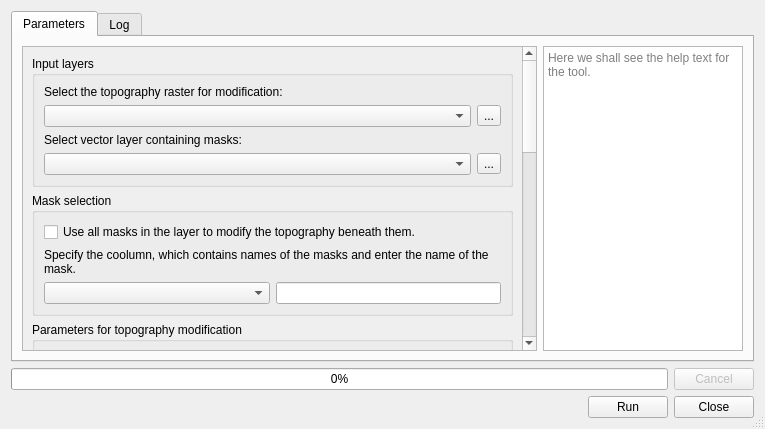
Before: the Qt Designer form topo_modifier_dialog_base.ui in jaminzoda/terra-antiqua, drawn with Qt 5.
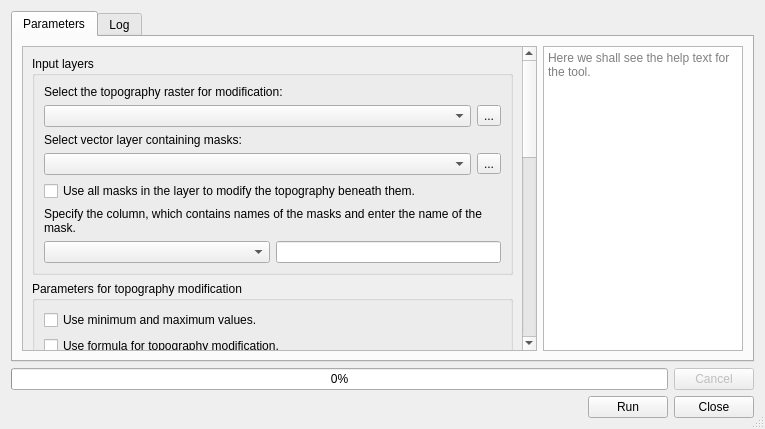
After: the same form once the commit is applied. Custom widgets are drawn as their Qt base class.

Commit message:
dialog ui changed and help texts formatted
Changed some of the dialog iu
started the formatting of the help text for TopoModifyer

Patch:
```diff
--- a/topo_modifier_dialog_base.ui
+++ b/topo_modifier_dialog_base.ui
@@ -96,9 +96,9 @@
           <property name="geometry">
            <rect>
             <x>0</x>
-            <y>0</y>
-            <width>498</width>
-            <height>825</height>
+            <y>-161</y>
+            <width>518</width>
+            <height>939</height>
            </rect>
           </property>
           <layout class="QVBoxLayout" name="verticalLayout_9">
@@ -156,27 +156,6 @@
                 </item>
                </layout>
               </item>
-             </layout>
-            </widget>
-           </item>
-           <item>
-            <widget class="QgsCollapsibleGroupBox" name="maskSelectionGroup">
-             <property name="enabled">
-              <bool>true</bool>
-             </property>
-             <property name="sizePolicy">
-              <sizepolicy hsizetype="Preferred" vsizetype="Preferred">
-               <horstretch>0</horstretch>
-               <verstretch>0</verstretch>
-              </sizepolicy>
-             </property>
-             <property name="title">
-              <string>Mask selection</string>
-             </property>
-             <property name="collapsed">
-              <bool>false</bool>
-             </property>
-             <layout class="QVBoxLayout" name="verticalLayout_3">
               <item>
                <widget class="QCheckBox" name="useAllMasksBox">
                 <property name="text">
@@ -187,7 +166,7 @@
               <item>
                <widget class="QLabel" name="label_3">
                 <property name="text">
-                 <string>Specify the coolumn, which contains names of the masks and enter the name of the mask.</string>
+                 <string>Specify the column, which contains names of the masks and enter the name of the mask.</string>
                 </property>
                 <property name="wordWrap">
                  <bool>true</bool>
@@ -610,6 +589,16 @@
   </layout>
  </widget>
  <customwidgets>
+  <customwidget>
+   <class>QgsFileWidget</class>
+   <extends>QWidget</extends>
+   <header>qgsfilewidget.h</header>
+  </customwidget>
+  <customwidget>
+   <class>QgsMapLayerComboBox</class>
+   <extends>QComboBox</extends>
+   <header>qgsmaplayercombobox.h</header>
+  </customwidget>
   <customwidget>
    <class>QgsCollapsibleGroupBox</class>
    <extends>QGroupBox</extends>
@@ -621,16 +610,6 @@
    <extends>QComboBox</extends>
    <header>qgsfieldcombobox.h</header>
   </customwidget>
-  <customwidget>
-   <class>QgsFileWidget</class>
-   <extends>QWidget</extends>
-   <header>qgsfilewidget.h</header>
-  </customwidget>
-  <customwidget>
-   <class>QgsMapLayerComboBox</class>
-   <extends>QComboBox</extends>
-   <header>qgsmaplayercombobox.h</header>
-  </customwidget>
  </customwidgets>
  <tabstops>
   <tabstop>runButton</tabstop>
```
Left out of the diff: 10 changed lines with no effect on the pictures. The commit also changes 5 other files.
